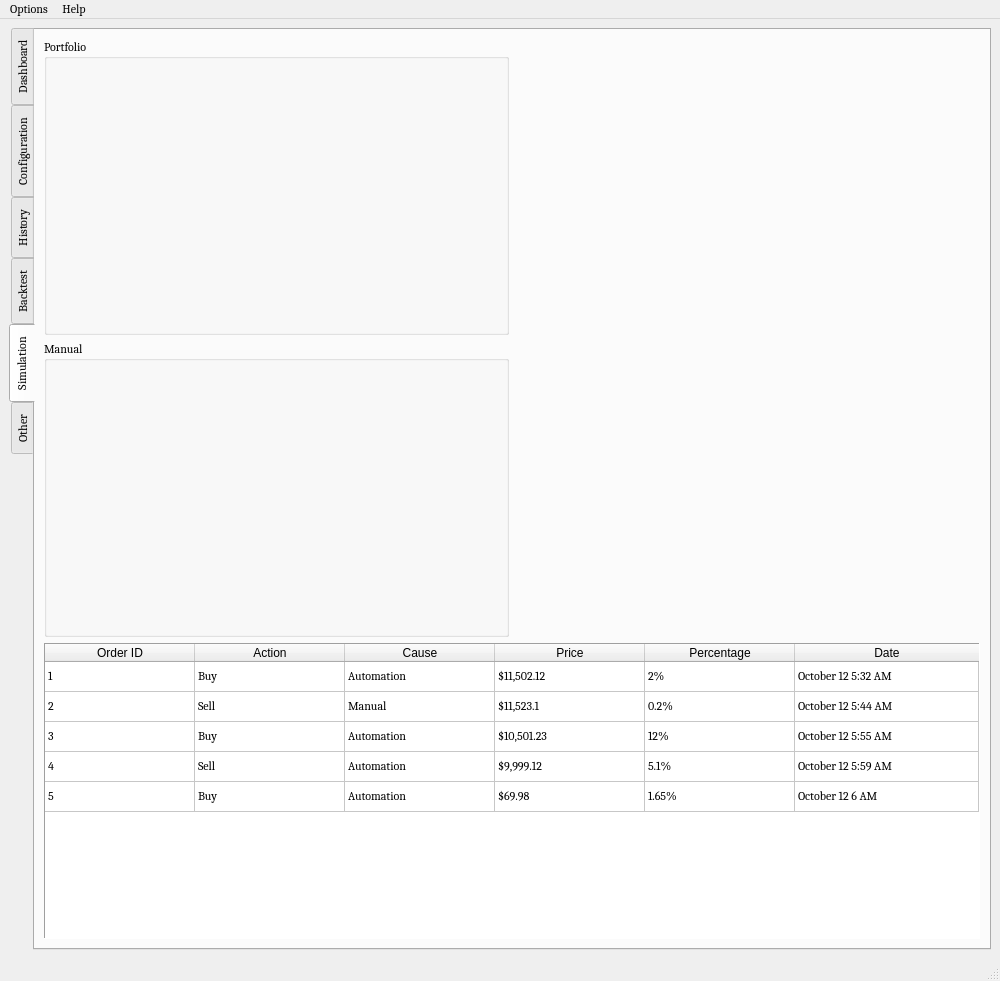
First picture: the form in UI/algobot.ui, repository ZENALC/algobot, before the edit.
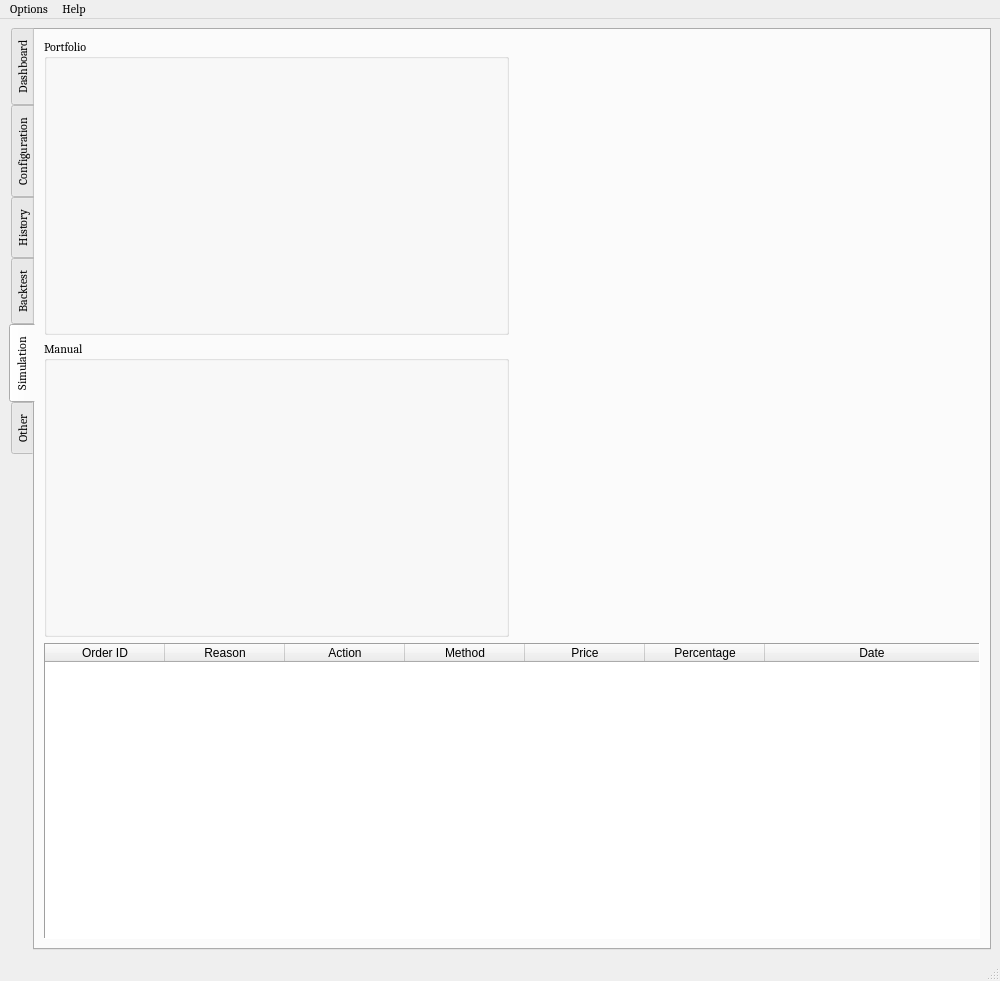
Second picture: the form after the edit. The open tabs and pages were chosen to show the change. Icons and pictures are not drawn. Custom widgets are drawn as their Qt base class.

```diff
--- a/UI/algobot.ui
+++ b/UI/algobot.ui
@@ -1131,7 +1131,7 @@
            <bool>true</bool>
           </attribute>
           <attribute name="horizontalHeaderDefaultSectionSize">
-           <number>150</number>
+           <number>120</number>
           </attribute>
           <attribute name="horizontalHeaderStretchLastSection">
            <bool>true</bool>
@@ -1142,39 +1142,22 @@
           <attribute name="verticalHeaderCascadingSectionResizes">
            <bool>false</bool>
           </attribute>
+          <attribute name="verticalHeaderDefaultSectionSize">
+           <number>30</number>
+          </attribute>
           <attribute name="verticalHeaderStretchLastSection">
            <bool>false</bool>
           </attribute>
-          <row>
-           <property name="text">
-            <string>1</string>
-           </property>
-          </row>
-          <row>
-           <property name="text">
-            <string>2</string>
-           </property>
-          </row>
-          <row>
-           <property name="text">
-            <string>3</string>
-           </property>
-          </row>
-          <row>
-           <property name="text">
-            <string>4</string>
-           </property>
-          </row>
-          <row>
-           <property name="text">
-            <string>5</string>
-           </property>
-          </row>
           <column>
            <property name="text">
             <string>Order ID</string>
            </property>
           </column>
+          <column>
+           <property name="text">
+            <string>Reason</string>
+           </property>
+          </column>
           <column>
            <property name="text">
             <string>Action</string>
@@ -1182,7 +1165,7 @@
           </column>
           <column>
            <property name="text">
-            <string>Cause</string>
+            <string>Method</string>
            </property>
           </column>
           <column>
@@ -1200,156 +1183,6 @@
             <string>Date</string>
            </property>
           </column>
-          <item row="0" column="0">
-           <property name="text">
-            <string>1</string>
-           </property>
-          </item>
-          <item row="0" column="1">
-           <property name="text">
-            <string>Buy</string>
-           </property>
-          </item>
-          <item row="0" column="2">
-           <property name="text">
-            <string>Automation</string>
-           </property>
-          </item>
-          <item row="0" column="3">
-           <property name="text">
-            <string>$11,502.12</string>
-           </property>
-          </item>
-          <item row="0" column="4">
-           <property name="text">
-            <string>2%</string>
-           </property>
-          </item>
-          <item row="0" column="5">
-           <property name="text">
-            <string>October 12 5:32 AM</string>
-           </property>
-          </item>
-          <item row="1" column="0">
-           <property name="text">
-            <string>2</string>
-           </property>
-          </item>
-          <item row="1" column="1">
-           <property name="text">
-            <string>Sell</string>
-           </property>
-          </item>
-          <item row="1" column="2">
-           <property name="text">
-            <string>Manual</string>
-           </property>
-          </item>
-          <item row="1" column="3">
-           <property name="text">
-            <string>$11,523.1</string>
-           </property>
-          </item>
-          <item row="1" column="4">
-           <property name="text">
-            <string>0.2%</string>
-           </property>
-          </item>
-          <item row="1" column="5">
-           <property name="text">
-            <string>October 12 5:44 AM</string>
-           </property>
-          </item>
-          <item row="2" column="0">
-           <property name="text">
-            <string>3</string>
-           </property>
-          </item>
-          <item row="2" column="1">
-           <property name="text">
-            <string>Buy</string>
-           </property>
-          </item>
-          <item row="2" column="2">
-           <property name="text">
-            <string>Automation</string>
-           </property>
-          </item>
-          <item row="2" column="3">
-           <property name="text">
-            <string>$10,501.23</string>
-           </property>
-          </item>
-          <item row="2" column="4">
-           <property name="text">
-            <string>12%</string>
-           </property>
-          </item>
-          <item row="2" column="5">
-           <property name="text">
-            <string>October 12 5:55 AM</string>
-           </property>
-          </item>
-          <item row="3" column="0">
-           <property name="text">
-            <string>4</string>
-           </property>
-          </item>
-          <item row="3" column="1">
-           <property name="text">
-            <string>Sell</string>
-           </property>
-          </item>
-          <item row="3" column="2">
-           <property name="text">
-            <string>Automation</string>
-           </property>
-          </item>
-          <item row="3" column="3">
-           <property name="text">
-            <string>$9,999.12</string>
-           </property>
-          </item>
-          <item row="3" column="4">
-           <property name="text">
-            <string>5.1%</string>
-           </property>
-          </item>
-          <item row="3" column="5">
-           <property name="text">
-            <string>October 12 5:59 AM</string>
-           </property>
-          </item>
-          <item row="4" column="0">
-           <property name="text">
-            <string>5</string>
-           </property>
-          </item>
-          <item row="4" column="1">
-           <property name="text">
-            <string>Buy</string>
-           </property>
-          </item>
-          <item row="4" column="2">
-           <property name="text">
-            <string>Automation</string>
-           </property>
-          </item>
-          <item row="4" column="3">
-           <property name="text">
-            <string>$69.98</string>
-           </property>
-          </item>
-          <item row="4" column="4">
-           <property name="text">
-            <string>1.65%</string>
-           </property>
-          </item>
-          <item row="4" column="5">
-           <property name="text">
-            <string>October 12 6 AM</string>
-           </property>
-          </item>
          </widget>
         </item>
        </layout>
```
Left out of the diff: 150 changed lines with no effect on the pictures.
